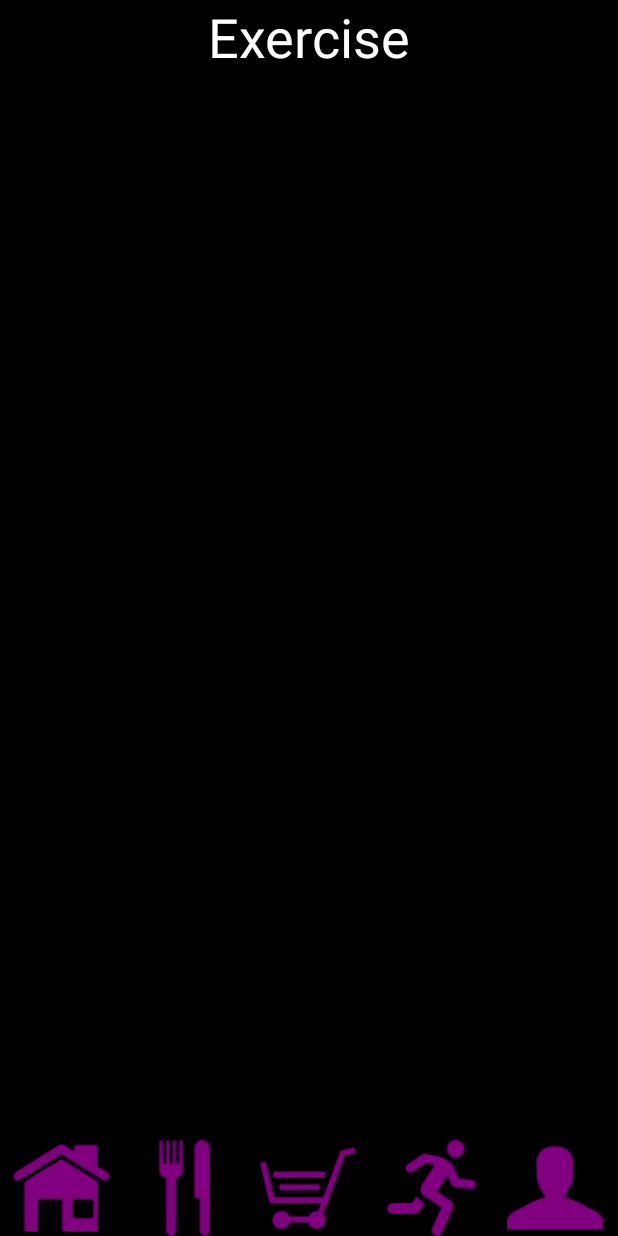
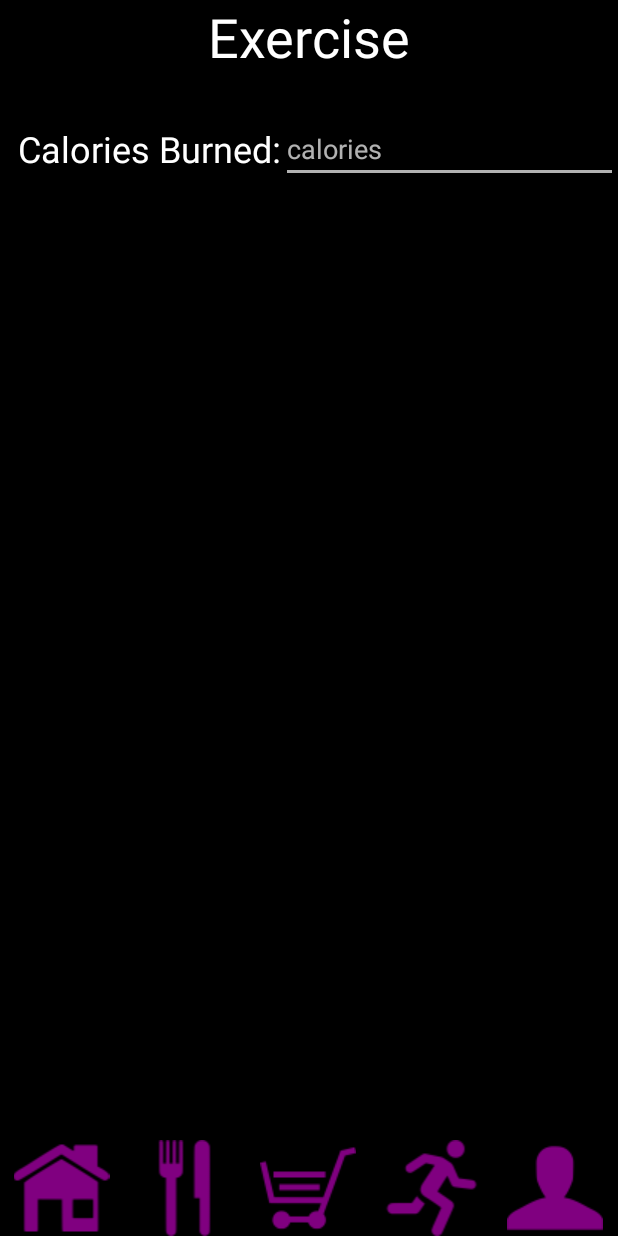
Before and after one commit to tilwe28/FitnessApp, an Android app: the Exercise screen opened directly, with no data from a screen before it, on a phone screen of 412 x 824 dp. Run offline under Robolectric (Android 15) with nearby library versions, the phone set to English and light mode, and no system bars; Roboto replaces fonts that are not available here.

```diff
--- a/app/src/main/java/com/example/fitnessapp/Diary.java
+++ b/app/src/main/java/com/example/fitnessapp/Diary.java
@@ -54,13 +54,14 @@ public class Diary extends AppCompatActivity {
         instruction = findViewById(R.id.diary_instruction);
         tv_heading = findViewById(R.id.id_diary_textView_heading);
 
+        calories_Left.setText(""+ (Data.getCalories()-Data.getCalories()));
+
         instruction.setOnClickListener(new View.OnClickListener() {
             @Override
             public void onClick(View v) {
                 startActivity(new Intent(Diary.this, DiaryInstructions.class));
             }
         });
-
 
         iv_homeIcon.setOnClickListener(new View.OnClickListener() {
             @Override
@@ -96,6 +97,7 @@ public class Diary extends AppCompatActivity {
                 startActivityForResult(intentInfoActivity, 1);
             }
         });
+
         calc_button.setOnClickListener(new View.OnClickListener() {
             @Override
             public void onClick(View v) {
--- a/app/src/main/java/com/example/fitnessapp/Exercise.java
+++ b/app/src/main/java/com/example/fitnessapp/Exercise.java
@@ -4,14 +4,16 @@ import androidx.appcompat.app.AppCompatActivity;
 
 import android.content.Intent;
 import android.os.Bundle;
+import android.text.Editable;
+import android.text.TextWatcher;
 import android.view.View;
-import android.widget.ImageView;
-import android.widget.TextView;
+import android.widget.*;
 
 public class Exercise extends AppCompatActivity {
 
     ImageView iv_homeIcon, iv_mealsIcon, iv_diaryIcon, iv_exerciseIcon, iv_infoIcon;
-    TextView tv_heading;
+    TextView tv_heading, tv_manualInput;
+    EditText et_manualInput;
 
     @Override
     protected void onCreate(Bundle savedInstanceState) {
@@ -61,5 +63,34 @@ public class Exercise extends AppCompatActivity {
         });
 
         tv_heading = findViewById(R.id.id_exercise_textView_heading);
+        tv_manualInput = findViewById(R.id.id_exercise_textView_manualInput);
+        et_manualInput = findViewById(R.id.id_exercise_editText_manualInput);
+
+        et_manualInput.addTextChangedListener(new TextWatcher() {
+            @Override
+            public void beforeTextChanged(CharSequence s, int start, int count, int after) {
+
+            }
+
+            @Override
+            public void onTextChanged(CharSequence s, int start, int before, int count) {
+
+            }
+
+            @Override
+            public void afterTextChanged(Editable s) {
+                try {
+                    Data.addCaloriesBurned(Integer.parseInt(s.toString()));
+                } catch (Exception e) {
+                    e.printStackTrace();
+                }
+            }
+        });
+
+    }
+
+    public void clearText(View v) {
+        EditText et = findViewById(v.getId());
+        et.setText("");
     }
 }
--- a/app/src/main/res/layout/activity_exercise.xml
+++ b/app/src/main/res/layout/activity_exercise.xml
@@ -26,4 +26,37 @@
         app:layout_constraintEnd_toEndOf="parent"
         app:layout_constraintStart_toStartOf="parent"
         app:layout_constraintTop_toTopOf="parent" />
+
+    <TextView
+        android:id="@+id/id_exercise_textView_manualInput"
+        android:layout_width="wrap_content"
+        android:layout_height="wrap_content"
+        android:text="Calories Burned:"
+        android:textColor="#FFFFFF"
+        android:textSize="24sp"
+        app:layout_constraintBottom_toTopOf="@+id/navigationView"
+        app:layout_constraintEnd_toEndOf="parent"
+        app:layout_constraintHorizontal_bias="0.05"
+        app:layout_constraintStart_toStartOf="parent"
+        app:layout_constraintTop_toBottomOf="@+id/id_exercise_textView_heading"
+        app:layout_constraintVertical_bias="0.05" />
+
+    <EditText
+        android:id="@+id/id_exercise_editText_manualInput"
+        android:layout_width="0dp"
+        android:layout_height="wrap_content"
+        android:alpha="0.7"
+        android:backgroundTint="#FFFFFF"
+        android:ems="10"
+        android:inputType="textPersonName"
+        android:onClick="clearText"
+        android:text="calories"
+        android:textColor="#FFFFFF"
+        android:textColorHint="#FFFFFF"
+        android:textSize="18sp"
+        app:layout_constraintBottom_toBottomOf="@+id/id_exercise_textView_manualInput"
+        app:layout_constraintEnd_toEndOf="parent"
+        app:layout_constraintStart_toEndOf="@+id/id_exercise_textView_manualInput"
+        app:layout_constraintTop_toTopOf="@+id/id_exercise_textView_manualInput" />
+
 </androidx.constraintlayout.widget.ConstraintLayout>
```
Also changed, not shown: app/src/main/java/com/example/fitnessapp/Data.java (+7 -1 lines).
